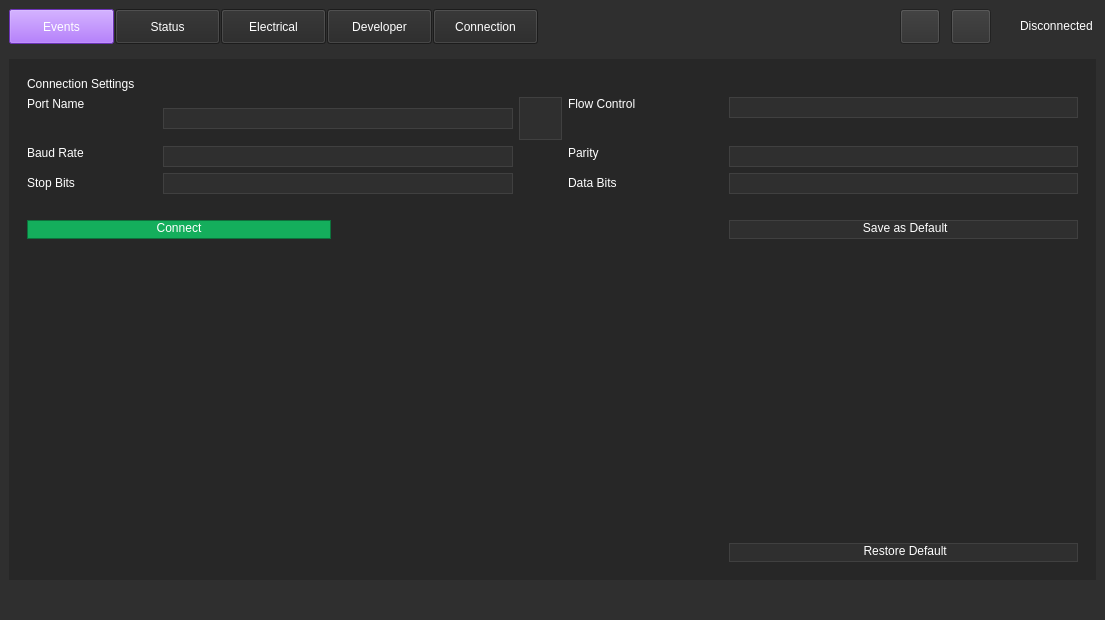
This is weapon-system-support-software/mainwindow.ui in Team-Controller-NAU/Controller as Qt 5 draws it before an edit. The edited form follows.
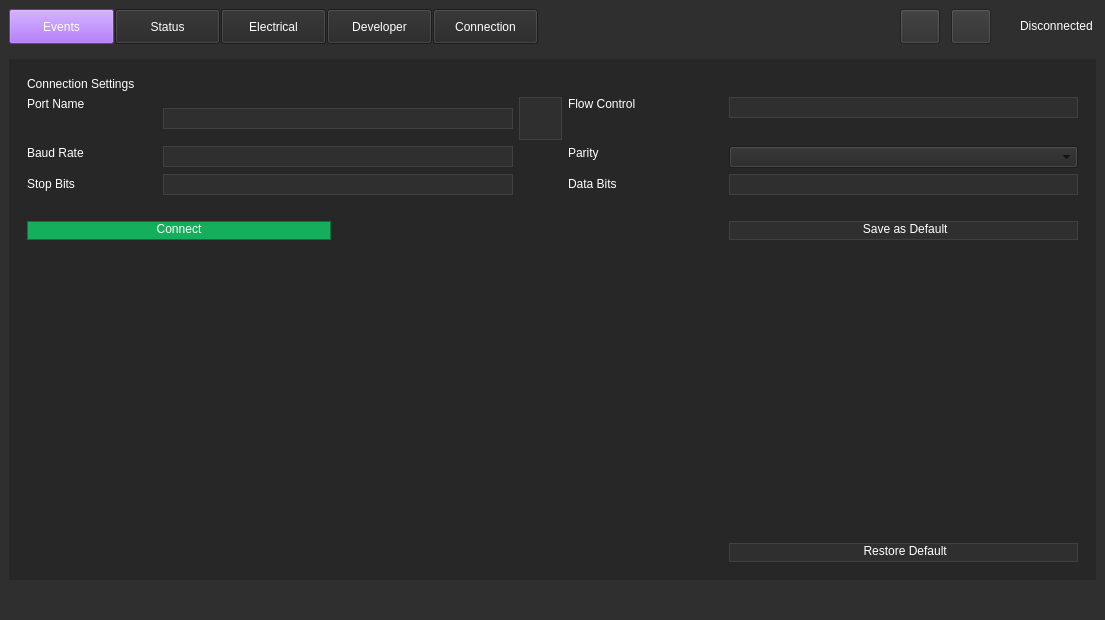
This is the edited form. The open tabs and pages were chosen to show the change. Icons and pictures are not drawn. Custom widgets are drawn as their Qt base class.

The edit to the form file:
```diff
--- a/weapon-system-support-software/mainwindow.ui
+++ b/weapon-system-support-software/mainwindow.ui
@@ -1385,6 +1385,9 @@
 	font: 20pt &quot;Segoe UI&quot;;
 	padding-left: 5px;
 }
+QComboBox:disabled {
+  color: #666666; 
+}
 
 QComboBox::hover {
 	background-color: rgb(117, 117, 117);
@@ -1483,10 +1486,9 @@
     font: 15pt &quot;Segoe UI&quot;;
 }
 
-/* Styling for disabled QPushButton */
 QPushButton:disabled {
-    color: black; /* text color */
-    background-color: lightgray; /* background color */
+    color: #666666;
+    background-color: lightgray;
 }
 
 /* Styling for hover state */
@@ -1831,7 +1833,11 @@
     image: url(:/resources/Images/white-down-arrow.png);
     width: 15px;
     height: 15px;
-}</string>
+}
+
+QComboBox:disabled {
+                        color: #666666; 
+                     };</string>
                </property>
               </widget>
              </item>
@@ -1921,6 +1927,9 @@
 	font: 20pt &quot;Segoe UI&quot;;
 	padding-left: 5px;
 }
+QComboBox:disabled {
+    color: #666666; 
+}
 
 QComboBox::items {
 	color: rgb(255, 255, 255);
```
Left out of the diff: 592 changed lines with no effect on the pictures.
